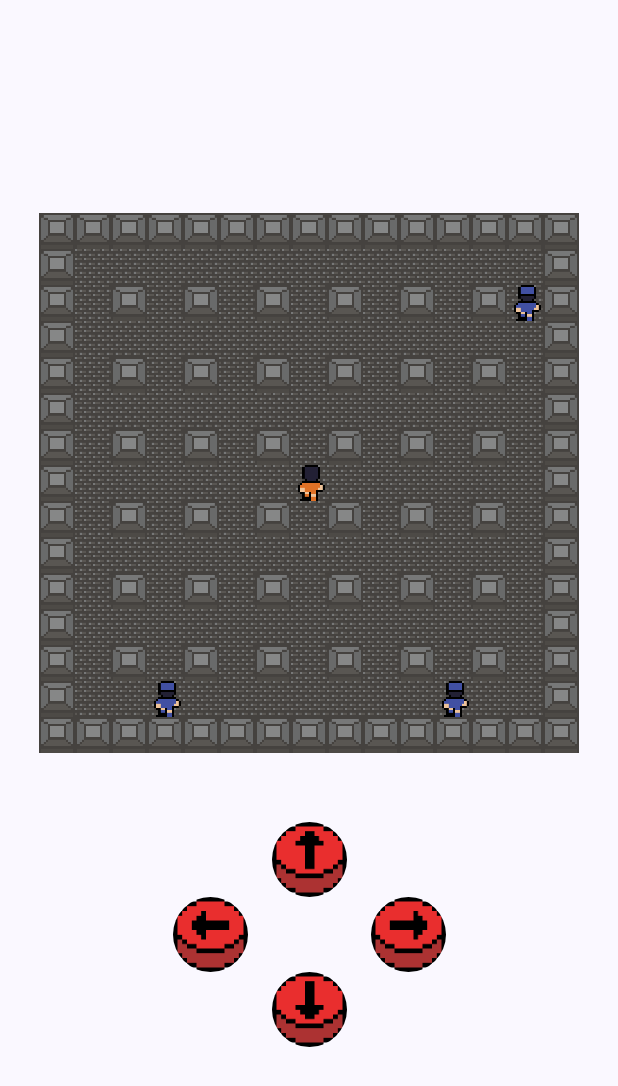
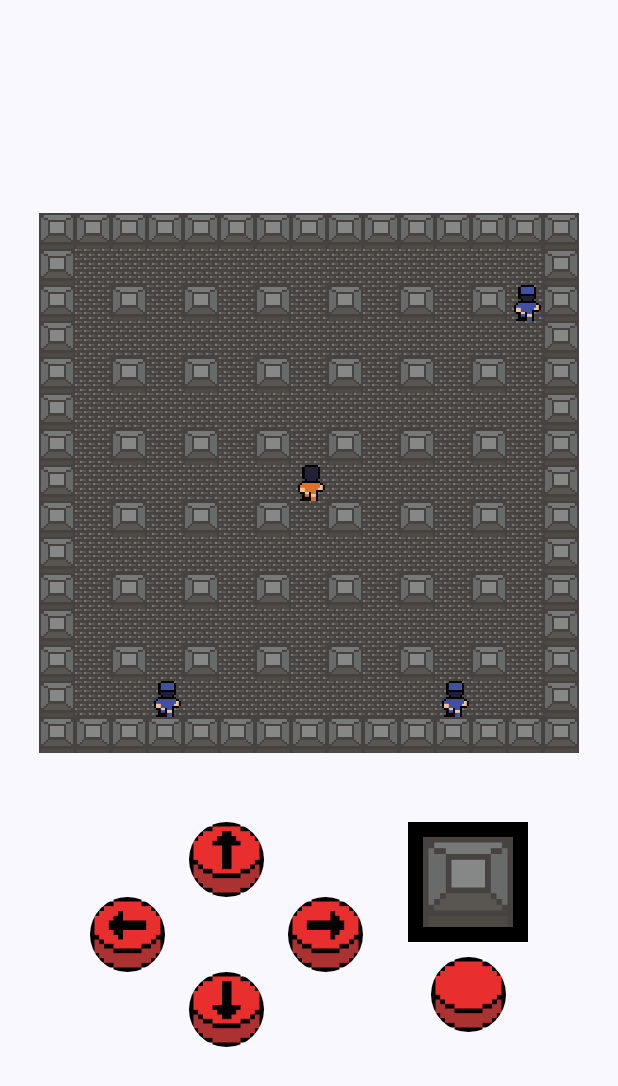
Before and after one commit to OperatorAlexCode/AssignmentC, an Android app built with Jetpack Compose: the composable GameScreen shown on its own in the app's theme, on a phone screen of 412 x 824 dp. Shown: the top 1086 px of the screen. Run offline under Robolectric (Android 15) with nearby library versions, the phone set to English and light mode, and no system bars.

Commit message:
Added ItemBox composable so the player can use items

```diff
--- /dev/null
+++ b/app/src/main/java/com/example/assignmentc/ui/components/ItemBox.kt
@@ -0,0 +1,50 @@
+package com.example.assignmentc.ui.components
+
+import android.graphics.BitmapFactory
+import androidx.compose.foundation.Image
+import androidx.compose.foundation.background
+import androidx.compose.foundation.layout.Arrangement
+import androidx.compose.foundation.layout.Box
+import androidx.compose.foundation.layout.Column
+import androidx.compose.foundation.layout.Spacer
+import androidx.compose.foundation.layout.fillMaxSize
+import androidx.compose.foundation.layout.padding
+import androidx.compose.foundation.layout.size
+import androidx.compose.runtime.Composable
+import androidx.compose.ui.Alignment
+import androidx.compose.ui.Modifier
+import androidx.compose.ui.graphics.Color
+import androidx.compose.ui.graphics.FilterQuality
+import androidx.compose.ui.graphics.ImageBitmap
+import androidx.compose.ui.platform.LocalContext
+import androidx.compose.ui.res.imageResource
+import androidx.compose.ui.unit.dp
+import com.example.assignmentc.R
+import com.example.assignmentc.logic.GameManager
+
+@Composable
+fun ItemBox(modifier: Modifier = Modifier, gameManager: GameManager)
+{
+    Column(
+        modifier = modifier,
+        horizontalAlignment = Alignment.CenterHorizontally,
+        verticalArrangement = Arrangement.Center
+    ) {
+
+        Box(modifier = Modifier.size(80.dp).background(Color.Black)) {
+            // Placeholder for testing
+            Image(bitmap = ImageBitmap.imageResource(R.drawable.wall),
+                contentDescription = "",
+                modifier = Modifier.padding(10.dp).fillMaxSize(),
+                filterQuality = FilterQuality.None)
+        }
+
+        Spacer(modifier = Modifier.size(10.dp))
+
+        AnimatedButton(modifier = Modifier.size(50.dp).background(Color.Transparent),
+            description = "Use Item",
+            spriteSheet = BitmapFactory.decodeResource(LocalContext.current.resources,R.drawable.buttons),
+            button = 0,
+            onClick = { /*Call Relevant game manager for using item*/ })
+    }
+}
--- a/app/src/main/java/com/example/assignmentc/ui/screens/GameScreen.kt
+++ b/app/src/main/java/com/example/assignmentc/ui/screens/GameScreen.kt
@@ -2,12 +2,15 @@ package com.example.assignmentc.ui.screens
 
 import android.media.MediaPlayer
 import android.app.Application
+import android.content.ClipData
 import androidx.compose.foundation.layout.Arrangement
 import androidx.compose.foundation.layout.Column
+import androidx.compose.foundation.layout.Row
 import androidx.compose.foundation.layout.Spacer
 import androidx.compose.foundation.layout.fillMaxSize
 import androidx.compose.foundation.layout.height
 import androidx.compose.foundation.layout.padding
+import androidx.compose.foundation.layout.size
 import androidx.compose.material3.Scaffold
 import androidx.compose.runtime.Composable
 import androidx.compose.runtime.LaunchedEffect
@@ -19,6 +22,7 @@ import androidx.compose.ui.unit.dp
 import androidx.lifecycle.viewmodel.compose.viewModel
 import com.example.assignmentc.R
 import com.example.assignmentc.logic.Maze
+import com.example.assignmentc.ui.components.ItemBox
 import com.example.assignmentc.ui.components.MazeDisplay
 import com.example.assignmentc.ui.components.MovementButtons
 import com.example.assignmentc.ui.viewmodels.GameScreenViewModel
@@ -70,6 +74,7 @@ fun GameScreen(
         ) {
             MazeDisplay(Modifier.padding(16.dp), maze, gameManager/*playerManager,enemyManager*/)
             Spacer(modifier = Modifier.height(30.dp))
+            Row {
                 MovementButtons(
                     onMove = { direction ->
                         //playerManager.movePlayer(direction)
@@ -87,6 +92,11 @@ fun GameScreen(
                             walksfx.start()
                     },
                 )
+
+                Spacer(Modifier.size(30.dp))
+
+                ItemBox(gameManager = gameManager)
             }
         }
     }
+}
```
Also changed, not shown: app/src/main/res/drawable/buttonsalt.png (added). Lines whose indentation alone changed are shown as unchanged.
